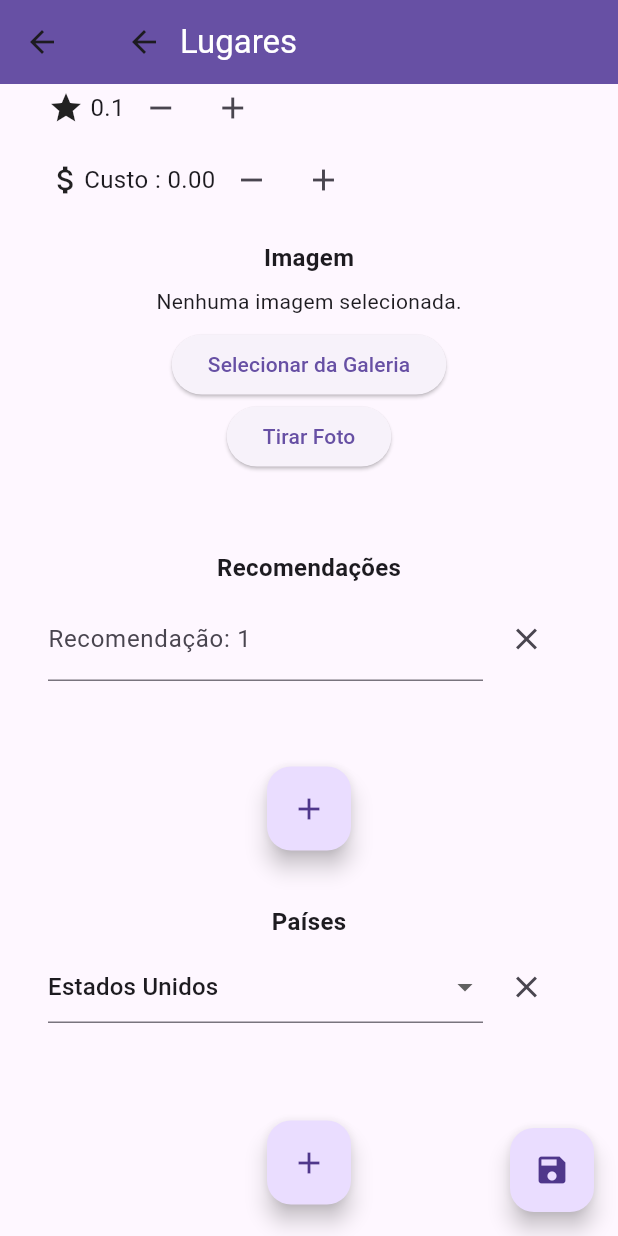
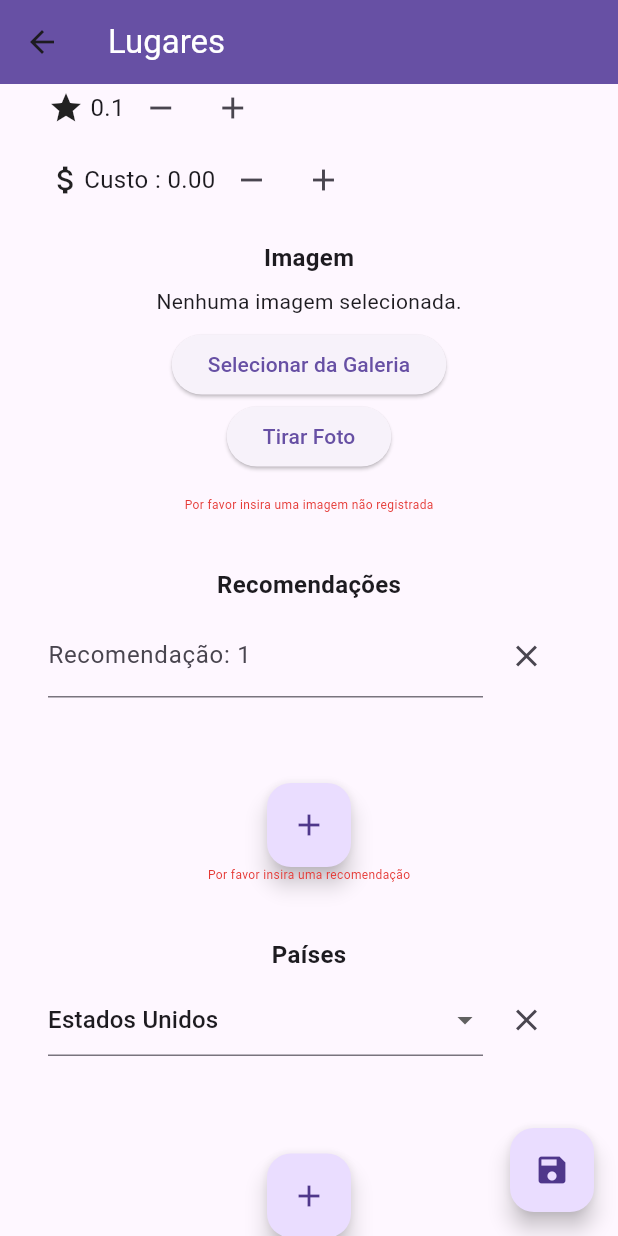
Before and after one commit to luisesales/Desenvolvimento-de-Sistemas-Para-Dispositivos-Moveis, a Flutter app: the AdicionarLugar screen opened by its route, scrolled down 157 dp, after a tap on the "add" icon, after a tap on the "save" icon, on a phone screen of 412 x 824 dp. Run offline on Flutter 3.47's test engine with Material 3 defaults, Android fonts, the phone set to English and light mode, and no system bars; our stand-ins replace flutter_colorpicker, image_picker; missing offline and left inert: intl_utils.

Commit message:
updating mini_projeto_3 - adding snackbars and remodeling routes complete

```diff
--- a/mini_projeto_3/lib/components/modal_bottomsheet.dart
+++ b/mini_projeto_3/lib/components/modal_bottomsheet.dart
@@ -50,7 +50,6 @@ class ModalBottomSheet extends StatelessWidget {
                   style:  ButtonStyle(backgroundColor: WidgetStatePropertyAll(color)),
                   onPressed: () {if(true){
                     onConditionMet();
-                    Navigator.of(context).pop();
                     }},
                 ),
               ],
--- a/mini_projeto_3/lib/main.dart
+++ b/mini_projeto_3/lib/main.dart
@@ -1,4 +1,6 @@
 import 'package:mini_projeto_3/model/PaisesModel.dart';
+import 'package:mini_projeto_3/model/lugar.dart';
+import 'package:mini_projeto_3/model/pais.dart';
 import 'package:mini_projeto_3/screens/abas.dart';
 import 'package:mini_projeto_3/screens/configuracoes.dart';
 import 'package:mini_projeto_3/screens/detalhes_lugar.dart';
@@ -27,7 +29,15 @@ class _MyAppState extends State<MyApp> {
   void initState() {
     super.initState();
     model = PaisesModel();
-    model.initialize(); // Certifique-se de que a função initialize() é chamada apenas uma vez aqui
+    model.initialize();
+  }
+
+  // Função de callback para ser passada
+  void onCountryAdded(BuildContext context) {
+    final snackBar = SnackBar(
+      content: Text('País adicionado com Sucesso!'),
+    );
+    ScaffoldMessenger.of(context).showSnackBar(snackBar);
   }
 
   @override
@@ -36,14 +46,32 @@ class _MyAppState extends State<MyApp> {
       create: (context) => model,
       child: MaterialApp(
         initialRoute: '/',
-        routes: {
-          '/': (ctx) => MinhasAbas(),
-          '/adicionarPais' : (ctx) => AdicionarPais(),
-          '/lugaresPorPais': (ctx) => LugarPorPaisScreen(),
-          '/detalheLugar': (ctx) => DetalhesLugarScreen(),
-          '/configuracoes': (ctx) => ConfigracoesScreen(),
-          '/adicionarLugar': (ctx) => AdicionarLugar(),
-          '/lugares': (ctx) => LugaresScreen(),
+        onGenerateRoute: (settings) {
+          // Verifique o nome da rota
+          switch (settings.name) {
+            case '/':
+              return MaterialPageRoute(builder: (ctx) => MinhasAbas());
+            case '/adicionarPais':
+              final VoidCallback? onCountryAddedCallback = settings.arguments as VoidCallback?;
+              return MaterialPageRoute(
+                builder: (ctx) => AdicionarPais(onCountryAdded: onCountryAddedCallback),
+              );
+            case '/lugaresPorPais':
+              final pais = settings.arguments as Pais;
+              return MaterialPageRoute(builder: (ctx) => LugarPorPaisScreen(pais: pais));
+            case '/detalheLugar':
+              final lugar = settings.arguments as Lugar;
+              return MaterialPageRoute(builder: (ctx) => DetalhesLugarScreen(lugar: lugar));
+            case '/configuracoes':
+              return MaterialPageRoute(builder: (ctx) => ConfigracoesScreen());
+            case '/adicionarLugar':
+              final VoidCallback? onPlaceAddedCallback = settings.arguments as VoidCallback?;
+              return MaterialPageRoute(builder: (ctx) => AdicionarLugar(onPlaceAdded: onPlaceAddedCallback));
+            case '/lugares':
+              return MaterialPageRoute(builder: (ctx) => LugaresScreen());
+            default:
+              return null;
+          }
         },
       ),
     );
--- a/mini_projeto_3/lib/screens/adicionar_lugar.dart
+++ b/mini_projeto_3/lib/screens/adicionar_lugar.dart
@@ -10,14 +10,14 @@ import 'package:flutter/material.dart';
 import 'package:provider/provider.dart';
 
 class AdicionarLugar extends StatefulWidget {
-  const AdicionarLugar({super.key});
+  final VoidCallback? onPlaceAdded;
+  const AdicionarLugar({super.key,this.onPlaceAdded});
 
   @override
   State<AdicionarLugar> createState() => _AdicionarLugarState();
 }
 
 class _AdicionarLugarState extends State<AdicionarLugar> {
-
   final _titleController = TextEditingController();
   String? _imageURL = "";
   double _avaliation = 0.0;
@@ -28,7 +28,8 @@ class _AdicionarLugarState extends State<AdicionarLugar> {
   bool _wrongPais = false;
   bool _wrongImage = false;
   bool _wrongRecomendation = false;
-   void _updateValue(dynamic newValue, dynamic variable){
+
+  void _updateValue(dynamic newValue, dynamic variable) {
     setState(() {
       variable = newValue;
     });
@@ -47,71 +48,52 @@ class _AdicionarLugarState extends State<AdicionarLugar> {
     List<Lugar> todos_lugares = context.read<PaisesModel>().todos_lugares;
     List<Pais> todos_paises = context.read<PaisesModel>().todos_paises;
 
-    void _savePlace(){
+    void _savePlace() {
     setState(() {
-      if(_titleController.text.isEmpty){
-        _wrongTitle = true;
+      _wrongTitle = _titleController.text.isEmpty;
+      _wrongPais = _countries.isEmpty;
+      _wrongImage = _imageURL == "" || todos_lugares.any((lugar) => lugar.imagemUrl == _imageURL);
+      _wrongRecomendation = _recomendations.any((controller) => controller.text.isEmpty);
+
+      if (_wrongTitle || _wrongPais || _wrongImage || _wrongRecomendation) {
         return;
       }
-      if(_countries.isEmpty){
-        _wrongPais = true;
-        return;
-      }
-      if(_imageURL == "" ||
-       (todos_lugares.any((lugar) => (lugar.imagemUrl == _imageURL)))
-       ){
-        _wrongImage = true;
-        return;
-      }
-      for(TextEditingController t in _recomendations){
-        if(t.text.isEmpty){
-          _wrongRecomendation = true;
-          return;
-        }
-      }
-      List<String> countriesIds = [];
-      for(String s in _countries){
-        String countryId = todos_paises.firstWhere((pais) => pais.titulo == s).id;
-        if(!countriesIds.contains(countryId)){
-          countriesIds.add(countryId);
-        }
-      }
-      List<String> formatRecomendations = [];
-      int index = 1;
-      for(TextEditingController t in _recomendations){
-        formatRecomendations.add("${index++}. ${t.text}");
-      }
-      Provider.of<PaisesModel>(context).addLugar(Lugar(
-        id: "p${todos_lugares.length+1}",
+
+      List<String> countriesIds = _countries.map((country) {
+        return todos_paises.firstWhere((pais) => pais.titulo == country).id;
+      }).toList();
+
+      List<String> formatRecomendations = _recomendations.asMap().entries.map((entry) {
+        return "${entry.key + 1}. ${entry.value.text}";
+      }).toList();
+
+      Provider.of<PaisesModel>(context, listen: false).addLugar(Lugar(
+        id: "p${todos_lugares.length + 1}",
         paises: countriesIds,
         titulo: _titleController.text,
         imagemUrl: _imageURL!,
         recomendacoes: formatRecomendations,
         avaliacao: _avaliation,
-        custoMedio: _cost)
-      );
+        custoMedio: _cost
+      ));
+
+      if (widget.onPlaceAdded != null) {
+        widget.onPlaceAdded!();
+      }
+
       Navigator.of(context).pop();
     });
   }
 
-
     return Scaffold(
       appBar: AppBar(
-        title: Row(
-          children: [
-              IconButton(
-                onPressed: (){Navigator.of(context).pop();},
-                icon: Icon(Icons.arrow_back),
-              ),
-              Text(
-                "Lugares",
-                style: TextStyle(color: Colors.white),
-          ),
-        ]),
+        title: Text("Lugares", style: TextStyle(color: Colors.white)),
         backgroundColor: ThemeData().primaryColor,
       ),
-      body: Stack(children: [
-        SingleChildScrollView(child : Container(
+      body: Stack(
+        children: [
+          SingleChildScrollView(
+            child: Container(
               padding: EdgeInsets.all(32),
               child: Column(
                 crossAxisAlignment: CrossAxisAlignment.start,
@@ -150,7 +132,6 @@ class _AdicionarLugarState extends State<AdicionarLugar> {
                             children: [
                               Expanded(
                                 flex: 2,
-                            child: Expanded(
                                 child: DoubleNumberPicker(
                                   step: 0.1,
                                   precision: 1,
@@ -158,13 +139,13 @@ class _AdicionarLugarState extends State<AdicionarLugar> {
                                   minValue: 0,
                                   labelText: '',
                                   labelIcon: Icons.star,
-                                onChanged: (double){_updateValue(double,_avaliation);}
-                                )
+                                  onChanged: (double value) {
+                                    _updateValue(value, _avaliation);
+                                  },
                                 ),
                               ),
                               Expanded(
                                 flex: 2,
-                            child: Expanded(
                                 child: DoubleNumberPicker(
                                   step: 5,
                                   precision: 2,
@@ -172,13 +153,18 @@ class _AdicionarLugarState extends State<AdicionarLugar> {
                                   minValue: 0,
                                   labelText: 'Custo :',
                                   labelIcon: Icons.attach_money,
-                                onChanged: (double){_updateValue(double,_cost);}
-                                )
+                                  onChanged: (double value) {
+                                    _updateValue(value, _cost);
+                                  },
                                 ),
                               ),
                               Container(
                                 margin: EdgeInsets.only(top: 16, bottom: 16),
-                            child: imagePicker(onImagePicked: (String){_updateValue(String, _imageURL);},)
+                                child: imagePicker(
+                                  onImagePicked: (String value) {
+                                    _updateImageURL(value);
+                                  },
+                                ),
                               ),
                               Visibility(
                                 visible: _wrongImage,
@@ -192,7 +178,7 @@ class _AdicionarLugarState extends State<AdicionarLugar> {
                               ),
                               DynamicTextInput(
                                 title: "Recomendações",
-                            label : "Recomendação",
+                                label: "Recomendação",
                                 controllers: _recomendations,
                               ),
                               Visibility(
@@ -224,12 +210,12 @@ class _AdicionarLugarState extends State<AdicionarLugar> {
                             ],
                           ),
                         ),
-
                       ],
                     ),
                   ),
-            ]),
-          )
+                ],
+              ),
+            ),
           ),
           Positioned(
             bottom: 16,
@@ -240,12 +226,13 @@ class _AdicionarLugarState extends State<AdicionarLugar> {
                 FloatingActionButton(
                   onPressed: _savePlace,
                   tooltip: 'Salvar Dados',
-
                   child: Icon(Icons.save),
                 ),
-          ],),
+              ],
             ),
-      ]),
+          ),
+        ],
+      ),
     );
   }
 }
```
Also changed, not shown: mini_projeto_3/lib/screens/adicionar_pais.dart (+14 -15 lines), mini_projeto_3/lib/screens/detalhes_lugar.dart (+6 -3 lines), mini_projeto_3/lib/screens/lugares_por_pais.dart (+5 -2 lines), mini_projeto_3/lib/screens/lugares_screen.dart (+18 -1 lines), mini_projeto_3/lib/screens/pais_screen.dart (+14 -5 lines). Lines whose indentation alone changed are shown as unchanged.
